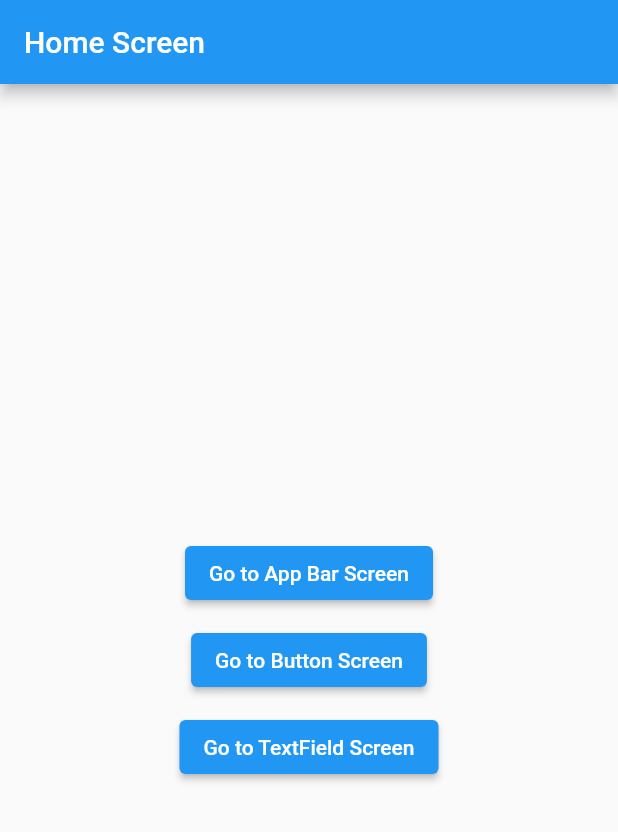
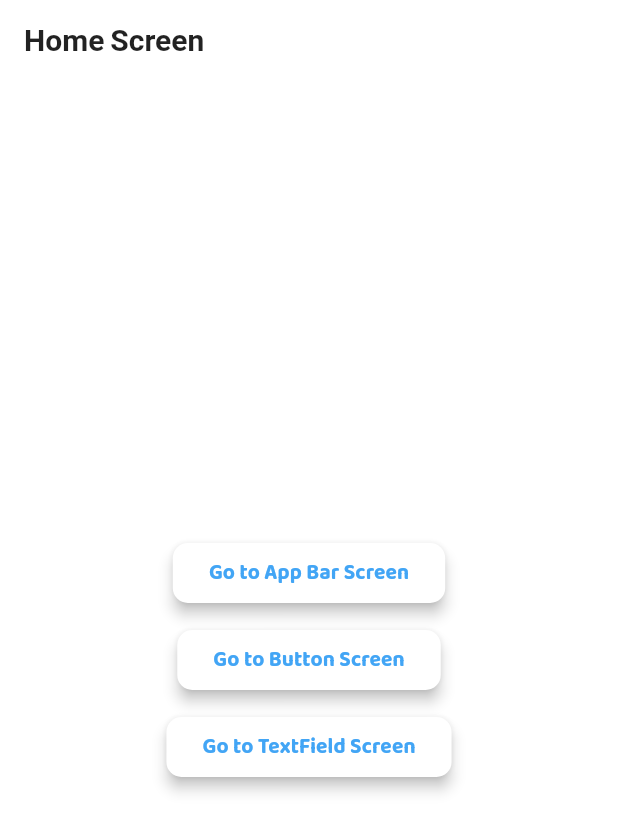
Before and after one commit to blackshadowsoftwareltd/Theme-Material-3, a Flutter app: the screen it shows after launch, on a phone screen of 412 x 824 dp. Shown: the top 832 px of the screen. Run offline on Flutter 3.47's test engine with Material 2 defaults, Android fonts, the phone set to English and light mode, and no system bars; our stand-ins replace flutter_riverpod, google_fonts.

Commit message:
add riverpod

```diff
--- a/lib/helpers/themes/dark.dart
+++ b/lib/helpers/themes/dark.dart
@@ -55,7 +55,7 @@ SystemUiOverlayStyle darkUiConfig = SystemUiOverlayStyle(
 );
 
 ThemeData darkTheme = ThemeData(
-    useMaterial3: false,
+    useMaterial3: true,
     primaryColor: blue400,
     dividerColor: white70,
     primaryColorLight: white.withOpacity(.85),
--- a/lib/helpers/themes/light.dart
+++ b/lib/helpers/themes/light.dart
@@ -53,7 +53,7 @@ SystemUiOverlayStyle lightUiConfig = SystemUiOverlayStyle(
 );
 
 ThemeData lightTheme = ThemeData(
-    useMaterial3: false,
+    useMaterial3: true,
     primaryColor: blue400,
     dividerColor: black87,
     primaryColorLight: black87,
--- a/lib/main.dart
+++ b/lib/main.dart
@@ -1,10 +1,11 @@
 import 'package:flutter/material.dart';
-import 'package:theme_material_3/modules/home/home.dart';
+import 'package:flutter_riverpod/flutter_riverpod.dart'show ProviderScope;
+import 'package:theme_material_3/modules/home/home.dart'show HomeScreen;
+import 'helpers/themes/light.dart';
+
 
 void main() {
-  runApp(const MaterialApp(
-    home: Main(),
-  ));
+  runApp(const ProviderScope(child: Main()));
 }
 
 class Main extends StatelessWidget {
@@ -12,6 +13,15 @@ class Main extends StatelessWidget {
 
   @override
   Widget build(BuildContext context) {
-    return const HomeScreen();
+    return MaterialApp(
+      theme: lightTheme,
+
+      ///* = = = = = = = = = = = = = = = = = = = = s
+      builder: (context, child) => MediaQuery(
+          data: MediaQuery.of(context)
+              .copyWith(textScaleFactor: 1.0, devicePixelRatio: 1.0),
+          child: child!),
+      home: const HomeScreen(),
+    );
   }
 }
--- a/pubspec.yaml
+++ b/pubspec.yaml
@@ -13,6 +13,7 @@ dependencies:
     sdk: flutter
 
   google_fonts: ^4.0.3
+  flutter_riverpod: ^2.2.0
 
   cupertino_icons: ^1.0.5
 
```
Also changed, not shown: pubspec.lock.
